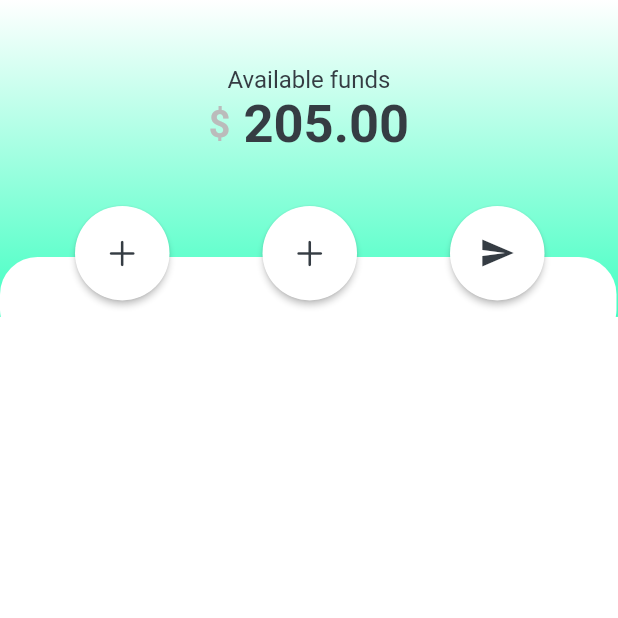
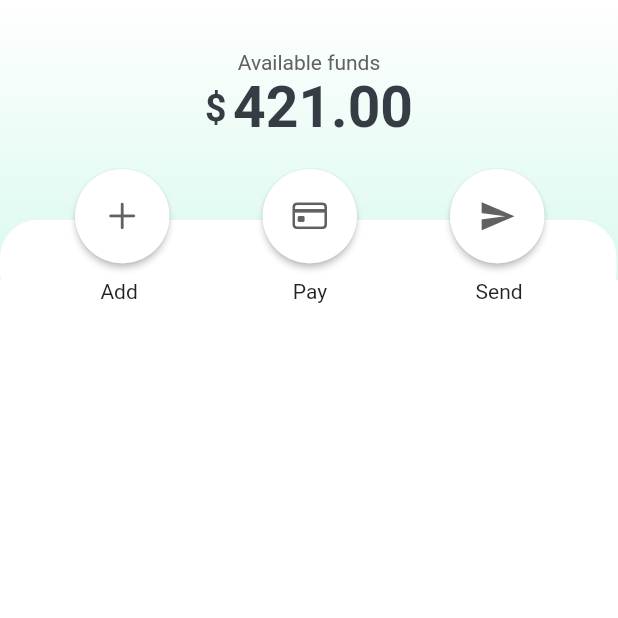
Before and after one commit to YesserBs/e-commerce, a Flutter app: the WalletPage screen opened directly, on a phone screen of 412 x 824 dp, the top half of it. Run offline on Flutter 3.47's test engine with Material 2 defaults, Android fonts, the phone set to English and light mode, and no system bars; our stand-ins replace cloud_firestore, firebase_auth, firebase_core, flutter_keyboard_visibility, flutter_screenutil, font_awesome_flutter and 2 more; accounts and stored records are empty.

Commit message:
+Add/Pay/Send and lighter gradient

```diff
--- a/lib/config/configuration.dart
+++ b/lib/config/configuration.dart
@@ -3,7 +3,7 @@ import 'package:flutter/material.dart';
 class config {
   // colors
   static const Color primaryColor = Color(0xFF06CE8E);
-  static const Color lightPrimaryColor = Color(0xFF41FFC2);
+  static const Color lightPrimaryColor = Color(0xFFDAF9EF);
   static const Color secondaryColor = Color(0xFF353C43);
   static const Color backgroundColor = Color(0xFFDCF0FF);
 
--- a/lib/view/wallet/wallet_page.dart
+++ b/lib/view/wallet/wallet_page.dart
@@ -1,6 +1,7 @@
 import 'package:flutter/cupertino.dart';
 import 'package:flutter/material.dart';
 import 'package:flutter_screenutil/flutter_screenutil.dart';
+import 'package:font_awesome_flutter/font_awesome_flutter.dart';
 import 'package:myproj/config/configuration.dart';
 
 class WalletPage extends StatelessWidget {
@@ -14,7 +15,7 @@ class WalletPage extends StatelessWidget {
             Stack(
               children: [
                 Container(
-                  height: 600.h,
+                  height: 530.h,
                   decoration: BoxDecoration(
                     gradient: LinearGradient(
                       colors: [Colors.white, config.lightPrimaryColor],
@@ -25,19 +26,19 @@ class WalletPage extends StatelessWidget {
                   child: Center(
                     child: Column(
                       children: [
-                        350.h.verticalSpace,
-                        Text("Available funds", style: TextStyle(fontSize: 16, color: config.secondaryColor)),
+                        270.h.verticalSpace,
+                        Text("Available funds", style: TextStyle(fontSize: 14, color: Colors.grey[700])),
                         Row(
                           mainAxisAlignment: MainAxisAlignment.center,
                           children: [
                             Text(
                               '\$',
-                              style: TextStyle(fontSize: 25, color: config.lightGrey, fontWeight: FontWeight.bold),
+                              style: TextStyle(fontSize: 25, color: config.secondaryColor, fontWeight: FontWeight.bold),
                             ),
-                            60.w.horizontalSpace,
+                            30.w.horizontalSpace,
                             Text(
-                              '205.00',
-                              style: TextStyle(fontSize: 35, color: config.secondaryColor, fontWeight: FontWeight.bold),
+                              '421.00',
+                              style: TextStyle(fontSize: 38, color: config.secondaryColor, fontWeight: FontWeight.bold),
                             ),
                           ],
                         ),
@@ -72,7 +73,8 @@ class WalletPage extends StatelessWidget {
                     child: IconButton(
                       icon: Icon(
                         CupertinoIcons.plus,
-                        color: config.secondaryColor,
+                        color: Colors.grey[700],
+                        size: 25,
                       ),
                       onPressed: () {
                         // Your onPressed action here
@@ -94,8 +96,9 @@ class WalletPage extends StatelessWidget {
                         height: 65,
                         child: IconButton(
                           icon: Icon(
-                            CupertinoIcons.plus,
-                            color: config.secondaryColor,
+                            CupertinoIcons.creditcard,
+                            color: Colors.grey[700],
+                            size: 25,
                           ),
                           onPressed: () {
                             // Your onPressed action here
@@ -118,7 +121,8 @@ class WalletPage extends StatelessWidget {
                         child: IconButton(
                           icon: Icon(
                             Icons.send,
-                            color: config.secondaryColor,
+                            color: Colors.grey[700],
+                            size: 25,
                           ),
                           onPressed: () {
                             // Your onPressed action here
@@ -130,6 +134,16 @@ class WalletPage extends StatelessWidget {
                 )
               ],
             ),
+            Row(
+              children: [
+                460.w.horizontalSpace,
+                Text("Add"),
+                710.w.horizontalSpace,
+                Text("Pay"),
+                680.w.horizontalSpace,
+                Text("Send")
+              ],
+            )
 
           ],
         ),
```
